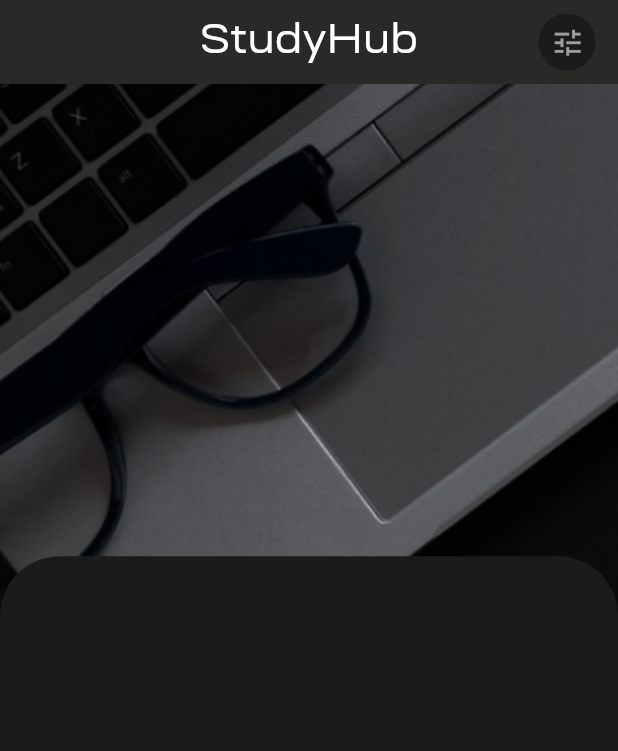
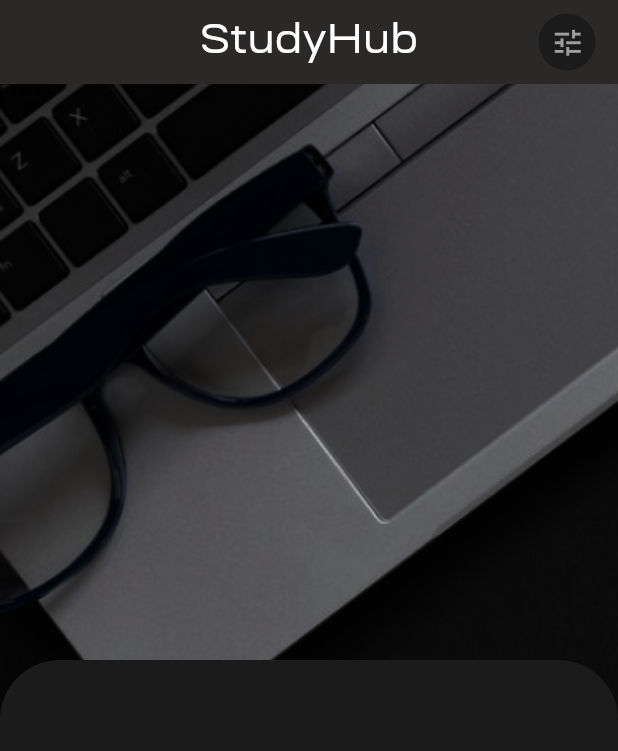
Before and after one commit to lolopindik/StudyHub, a Flutter app: the HomePage screen opened directly, on a phone screen of 412 x 824 dp. Shown: the top 751 px of the screen. Run offline on Flutter 3.47's test engine with Material 3 defaults, Android fonts, the phone set to English and light mode, and no system bars; drawn by our look-alikes of fl_chart; our stand-ins replace email_validator, firebase_auth, firebase_core, firebase_database, flutter_dotenv, flutter_svg and 1 more; accounts and stored records are empty.

Commit message:
added adaptive for correct horizontal position

```diff
--- a/lib/pages/home_page.dart
+++ b/lib/pages/home_page.dart
@@ -39,7 +39,8 @@ class HomePageState extends State<HomePage> {
       backgroundColor: AppTheme.mainColor,
       body: Stack(
         children: [
-          Container(
+          Positioned.fill(
+            child: Container(
               decoration: const BoxDecoration(
                 image: DecorationImage(
                   image: AssetImage('lib/assets/images/background.png'),
@@ -47,13 +48,40 @@ class HomePageState extends State<HomePage> {
                 ),
               ),
             ),
-          Positioned(
-            left: 0,
-            right: 0,
-            bottom: 0,
+          ),
+          Column(
+            children: [
+              Expanded(
+                flex: 1,
+                child: Container(
+                  padding: const EdgeInsets.all(20),
+                  child: FutureBuilder<List<Map<String, dynamic>>>(
+                    future: compareTokens(_userId),
+                    builder: (context, snapshot) {
+                      if (snapshot.connectionState == ConnectionState.waiting) {
+                        return const Center(
+                            child: CustomTransparentLoadingIndicator());
+                      } else if (snapshot.hasError) {
+                        return Center(child: Text('Error: ${snapshot.error}'));
+                      } else {
+                        final List<Map<String, dynamic>> coursesData =
+                            snapshot.data ?? [];
+                        return PieChart(
+                          PieChartData(
+                            centerSpaceRadius:
+                                MediaQuery.of(context).size.height * 0.07,
+                            sections: getSections(coursesData),
+                          ),
+                        );
+                      }
+                    },
+                  ),
+                ),
+              ),
+              Expanded(
+                flex: 1,
                 child: Container(
                   alignment: Alignment.bottomCenter,
-              height: MediaQuery.of(context).size.height * 0.55,
                   decoration: const BoxDecoration(
                     color: AppTheme.secondaryColor,
                     borderRadius: BorderRadius.only(
@@ -108,8 +136,8 @@ class HomePageState extends State<HomePage> {
                                               CrossAxisAlignment.center,
                                           children: [
                                             Padding(
-                                          padding:
-                                              const EdgeInsets.only(bottom: 10),
+                                              padding: const EdgeInsets.only(
+                                                  bottom: 10),
                                               child: Container(
                                                 width: MediaQuery.of(context)
                                                         .size
@@ -122,12 +150,16 @@ class HomePageState extends State<HomePage> {
                                                 decoration: BoxDecoration(
                                                   borderRadius:
                                                       BorderRadius.circular(40),
-                                              color: AppTheme.mainElementColor,
+                                                  color:
+                                                      AppTheme.mainElementColor,
                                                 ),
+                                                // ignore: sort_child_properties_last
                                                 child: Center(
                                                   child: Padding(
-                                                padding: const EdgeInsets.only(
-                                                    left: 15, right: 15),
+                                                    padding:
+                                                        const EdgeInsets.only(
+                                                            left: 15,
+                                                            right: 15),
                                                     child: Text(
                                                       subjectDetails['name'] ??
                                                           'Subject Name',
@@ -138,6 +170,10 @@ class HomePageState extends State<HomePage> {
                                                     ),
                                                   ),
                                                 ),
+                                                constraints:
+                                                    const BoxConstraints(
+                                                        maxWidth: 600,
+                                                        minHeight: 60),
                                               ),
                                             ),
                                           ],
@@ -155,34 +191,7 @@ class HomePageState extends State<HomePage> {
                   ),
                 ),
               ),
-          Positioned(
-            top: 25,
-            left: 0,
-            right: 0,
-            child: Container(
-              height: 230,
-              padding: const EdgeInsets.all(20),
-              child: FutureBuilder<List<Map<String, dynamic>>>(
-                future: compareTokens(_userId),
-                builder: (context, snapshot) {
-                  if (snapshot.connectionState == ConnectionState.waiting) {
-                    return const Center(
-                        child: CustomTransparentLoadingIndicator());
-                  } else if (snapshot.hasError) {
-                    return Center(child: Text('Error: ${snapshot.error}'));
-                  } else{
-                    final List<Map<String, dynamic>> coursesData =
-                        snapshot.data ?? [];
-                    return PieChart(
-                      PieChartData(
-                        centerSpaceRadius: 50,
-                        sections: getSections(coursesData),
-                      ),
-                    );
-                  }
-                },
-              ),
-            ),
+            ],
           ),
         ],
       ),
@@ -213,7 +222,7 @@ class HomePageState extends State<HomePage> {
         color: const Color.fromARGB(227, 77, 167, 69),
         value: progress,
         title: '',
-        radius: 57,
+        radius: MediaQuery.of(context).size.height * 0.1,
       ),
     );
     sections.add(
@@ -221,10 +230,9 @@ class HomePageState extends State<HomePage> {
         color: AppTheme.mainColor,
         value: 100 - progress,
         title: '',
-        radius: 45,
+        radius: MediaQuery.of(context).size.height * 0.08,
       ),
     );
-
     return sections;
   }
 }
```
Lines whose indentation alone changed are shown as unchanged.
